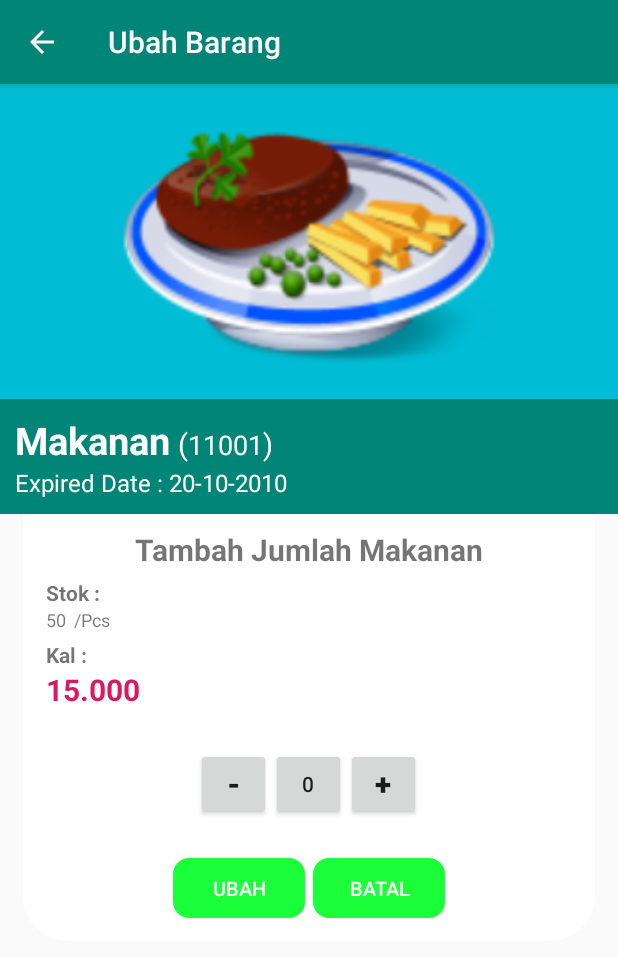
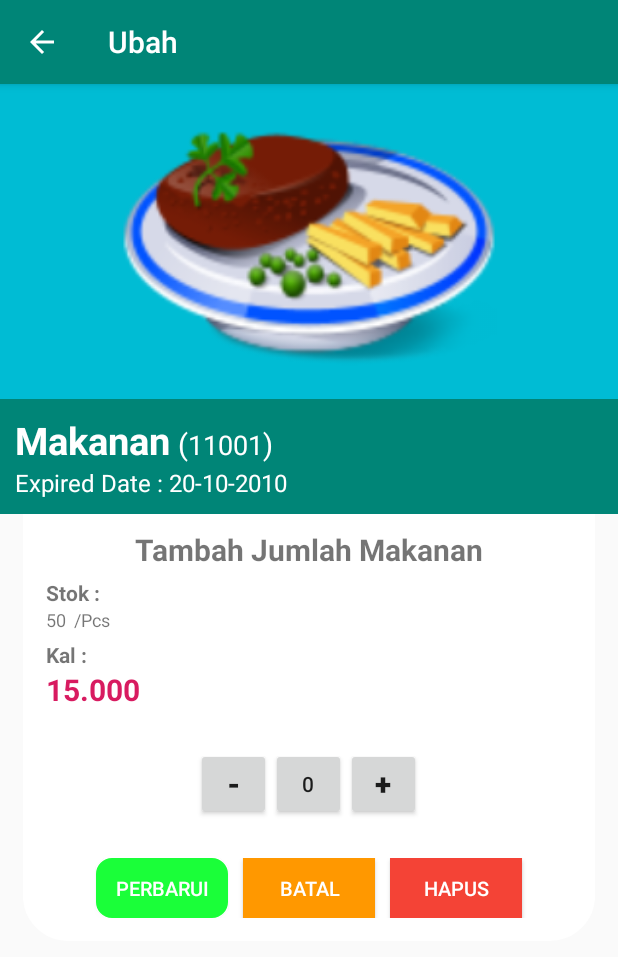
Before and after one commit to BangkitTeamB21-CAP0023/Final-Project, an Android app: the RecordBarang screen opened directly, with no data from a screen before it, on a phone screen of 412 x 824 dp. Shown: the top 957 px of the screen. Run offline under Robolectric (Android 15) with nearby library versions, the phone set to English and light mode, and no system bars.

Commit message:
tambah fitur hapus data

```diff
--- a/Android Model/app/build.gradle
+++ b/Android Model/app/build.gradle
@@ -3,7 +3,7 @@ apply plugin: 'kotlin-android'
 apply plugin: 'com.google.gms.google-services'
 
 android {
-    compileSdkVersion 29
+    compileSdkVersion 30
     buildToolsVersion "29.0.2"
     defaultConfig {
         applicationId 'com.capstonebangkit.hlife'
@@ -33,14 +33,10 @@ dependencies {
     implementation fileTree(dir: 'libs', include: ['*.jar'])
     implementation 'androidx.appcompat:appcompat:1.1.0'
     implementation 'androidx.constraintlayout:constraintlayout:1.1.3'
-    //recycleview dan library material
     implementation 'androidx.recyclerview:recyclerview:1.0.0'
     implementation 'com.google.android.material:material:1.0.0'
-    //Library Menu FAB
     implementation 'com.github.clans:fab:1.6.4'
-    //crop gambar
     implementation 'com.theartofdev.edmodo:android-image-cropper:2.8.+'
-    //Imageview Bundar
     implementation 'com.github.mohammadatif:CircularImageView:1.0.0'
     implementation 'com.google.firebase:firebase-auth:21.0.1'
     testImplementation 'junit:junit:4.12'
--- a/Android Model/app/src/main/java/com/capstone/hlife/Constants.java
+++ b/Android Model/app/src/main/java/com/capstone/hlife/Constants.java
@@ -2,11 +2,11 @@ package com.capstone.hlife;
 
 public class Constants {
     //Nama Database
-    public static final String DB_NAME = "SPAREPART";
+    public static final String DB_NAME = "HLIFE";
     //Versi Database
     public static final int DB_VERSION = 1;
     //Nama Tabel
-    public static final String TB_NAME = "SPAREPART";
+    public static final String TB_NAME = "HLIFE";
 
     //kolom
     public static final String K_KODE = "kode";
--- a/Android Model/app/src/main/java/com/capstone/hlife/RecordBarang.java
+++ b/Android Model/app/src/main/java/com/capstone/hlife/RecordBarang.java
@@ -15,13 +15,18 @@ import android.widget.Toast;
 import androidx.appcompat.app.ActionBar;
 import androidx.appcompat.app.AppCompatActivity;
 
+import static com.capstone.hlife.Constants.K_JUMLAH;
+import static com.capstone.hlife.Constants.K_KODE;
+import static com.capstone.hlife.Constants.K_NAMA;
+import static com.capstone.hlife.Constants.TB_NAME;
+
 public class RecordBarang extends AppCompatActivity {
     //views
     private TextView bio,kode, nama, satuan, jumlah, exp, hrg, addedTime, updatedTime, Judul, shop;
     private ImageView imageView, profilIv;
-    private Button angka,tambah,kurang, btnok, btnCencel;
+    private Button angka,tambah,kurang, btnok, btnCencel,btnDelete;
     int count;
-    String kode1;
+    String kode1,value;
 
     //set pilihan(boolean)
     public boolean ShopMode = false;
@@ -40,7 +45,7 @@ public class RecordBarang extends AppCompatActivity {
 
         //Setting action bar dengan judul dan tombol kembali
         actionBar = getSupportActionBar();
-        actionBar.setTitle("Ubah Barang");
+        actionBar.setTitle("Ubah");
         actionBar.setDisplayShowHomeEnabled(true);
         actionBar.setDisplayHomeAsUpEnabled(true);
 
@@ -70,6 +75,7 @@ public class RecordBarang extends AppCompatActivity {
         btnCencel = findViewById(R.id.btnCencel);
         Judul = findViewById(R.id.Judul);
         shop = findViewById(R.id.shop);
+        btnDelete =  findViewById(R.id.btnDelete);
 
         //get data dari intent
         Intent intent1 = getIntent();
@@ -127,13 +133,24 @@ public class RecordBarang extends AppCompatActivity {
                 finish();
             }
         });
+
+        btnDelete.setOnClickListener(new View.OnClickListener() {
+            @Override
+            public void onClick(View v) {
+                hapusData(value );
+                Toast.makeText(RecordBarang.this, "Makanan Berhasil di hapus", Toast.LENGTH_SHORT).show();
+                Intent intent = new Intent(RecordBarang.this,MainActivity.class);
+                finish();
+
+            }
+        });
     }
 
     private void showRecordDeatils() {
         //get record deatils
 
         //query untuk memilih record berdasarkan id
-        String selectQuery = "SELECT * FROM " +Constants.TB_NAME+ " WHERE " +Constants.K_KODE+ " =\"" +recordID+ "\"";
+        String selectQuery = "SELECT * FROM " + TB_NAME+ " WHERE " +Constants.K_KODE+ " =\"" +recordID+ "\"";
 
         SQLiteDatabase db = dbHelper.getWritableDatabase();
         Cursor cursor = db.rawQuery(selectQuery, null);
@@ -181,7 +198,7 @@ public class RecordBarang extends AppCompatActivity {
         db.close();*/
 
         //query untuk menambah jumlah
-        String sql = "UPDATE " +Constants.TB_NAME+ " SET " +Constants.K_JUMLAH+ " = "+Constants.K_JUMLAH+" + "
+        String sql = "UPDATE " + TB_NAME+ " SET " +Constants.K_JUMLAH+ " = "+Constants.K_JUMLAH+" + "
                 +Integer.parseInt((String) angka.getText()) +" WHERE "+Constants.K_KODE+ " =\"" +recordID+ "\"";
         db.execSQL(sql);
         db.close();
@@ -189,7 +206,7 @@ public class RecordBarang extends AppCompatActivity {
     private void kurangjumlah(String kode1) {
         SQLiteDatabase db = dbHelper.getWritableDatabase();
         //query untuk mengurangi jumlah
-        String sql = "UPDATE " +Constants.TB_NAME+ " SET "+Constants.K_JUMLAH+ " = CASE " +
+        String sql = "UPDATE " + TB_NAME+ " SET "+Constants.K_JUMLAH+ " = CASE " +
                 "WHEN "+Constants.K_JUMLAH+" > "+Integer.parseInt((String) angka.getText())+" THEN "
                 +Constants.K_JUMLAH+" - " +Integer.parseInt((String) angka.getText())+
                 " WHEN "+Constants.K_JUMLAH+" = "+Integer.parseInt((String) angka.getText())+" THEN "
@@ -199,6 +216,15 @@ public class RecordBarang extends AppCompatActivity {
         db.execSQL(sql);
         db.close();
     }
+
+    public void hapusData(String value){
+        SQLiteDatabase db = dbHelper.getWritableDatabase();
+//        db.delete(TB_NAME, Constants.K_KODE + " = ?", new String[]{String.valueOf(name)});
+//        db.close();
+        db.execSQL("delete from "+ TB_NAME );
+        db.close();
+    }
+
     @Override
     public boolean onSupportNavigateUp() {
         onBackPressed();//get activity sebelumnya
--- a/Android Model/app/src/main/java/com/capstone/hlife/RecordData.java
+++ b/Android Model/app/src/main/java/com/capstone/hlife/RecordData.java
@@ -35,7 +35,7 @@ public class RecordData extends AppCompatActivity {
 
         //Setting action bar dengan judul dan tombol kembali
         actionBar = getSupportActionBar();
-        actionBar.setTitle("Detail Barang");
+        actionBar.setTitle("Detail");
         actionBar.setDisplayShowHomeEnabled(true);
         actionBar.setDisplayHomeAsUpEnabled(true);
 
@@ -100,6 +100,7 @@ public class RecordData extends AppCompatActivity {
                 hrg.setText(hrg1);
                 addedTime.setText(timeAdded);
                 updatedTime.setText(timeUpdated);
+
                 Bitmap bitmap = BitmapFactory.decodeByteArray(gambar, 0, gambar.length);
 
                 //Jika user tidak melampirkan gambar maka gambar akan null, jadi dalam kasus ini harus di set default
--- a/Android Model/app/src/main/res/layout/activity_record_data.xml
+++ b/Android Model/app/src/main/res/layout/activity_record_data.xml
@@ -180,7 +180,7 @@
                 <TextView
                     android:layout_width="wrap_content"
                     android:layout_height="wrap_content"
-                    android:text="Harga :"
+                    android:text="Kalori :"
                     android:textSize="15dp"
                     android:textStyle="bold"/>
                 <LinearLayout
--- a/Android Model/app/src/main/res/layout/activity_record_makanan.xml
+++ b/Android Model/app/src/main/res/layout/activity_record_makanan.xml
@@ -213,9 +213,8 @@
                         android:layout_width="wrap_content"
                         android:layout_height="40dp"
                         android:background="@drawable/btn_addstok"
-                        android:text="Ubah"
+                        android:text="PERBARUI"
                         android:textSize="13dp"
-                        android:layout_marginRight="5dp"
                         android:textColor="#fff"
                         android:layout_alignParentBottom="true"
                         android:layout_alignParentRight="true"/>
@@ -224,8 +223,19 @@
                         android:layout_gravity="center"
                         android:layout_width="wrap_content"
                         android:layout_height="40dp"
-                        android:background="@drawable/btn_addstok"
+                        android:background="#FF9800"
                         android:text="Batal"
+                        android:layout_marginLeft="10dp"
+                        android:textSize="13dp"
+                        android:textColor="#fff"/>
+                    <Button
+                        android:id="@+id/btnDelete"
+                        android:layout_gravity="center"
+                        android:layout_width="wrap_content"
+                        android:layout_height="40dp"
+                        android:layout_marginLeft="10dp"
+                        android:background="#F44336"
+                        android:text="HAPUS"
                         android:textSize="13dp"
                         android:textColor="#fff"/>
                 </LinearLayout>
--- a/Android Model/app/src/main/res/layout/view_data.xml
+++ b/Android Model/app/src/main/res/layout/view_data.xml
@@ -137,7 +137,7 @@
                             android:layout_width="wrap_content"
                             android:layout_height="wrap_content"
                             android:layout_marginLeft="10dp"
-                            android:text="Harga: "
+                            android:text="Kalori: "
                             android:textSize="12dp"/>
                     </LinearLayout>
                 </LinearLayout>
--- a/Android Model/app/src/main/res/layout/view_ubah.xml
+++ b/Android Model/app/src/main/res/layout/view_ubah.xml
@@ -107,7 +107,7 @@
                             android:layout_width="wrap_content"
                             android:layout_height="wrap_content"
                             android:layout_marginLeft="10dp"
-                            android:text="Harga : "
+                            android:text="Kalori : "
                             android:textSize="12dp"/>
                         <TextView
                             android:id="@+id/r_hrg"
```
